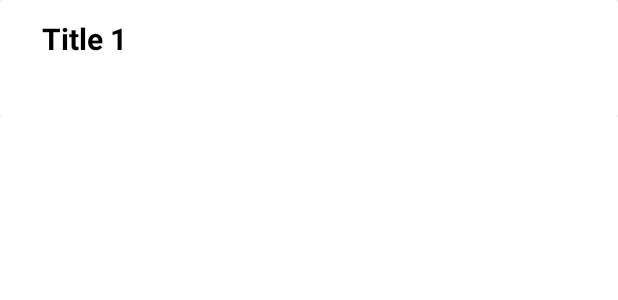
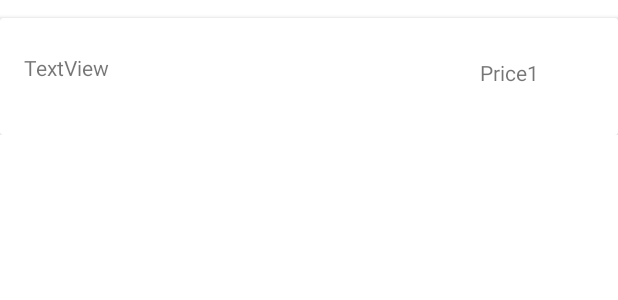
Before and after one commit to KaveenLaksitha/GET-FIT, an Android app: the layout supplement_row.xml on its own in the app's theme, with its tools: preview values and no code run, on a phone screen of 412 x 824 dp. Shown: the top 300 px of the screen. Run offline under Robolectric (Android 15) with nearby library versions, the phone set to English and light mode, and no system bars; Roboto replaces fonts that are not available here.

Commit message:
adapter files updated

```diff
--- a/app/src/main/res/layout/supplement_row.xml
+++ b/app/src/main/res/layout/supplement_row.xml
@@ -1,20 +1,13 @@
 <?xml version="1.0" encoding="utf-8"?>
-<LinearLayout
-    xmlns:android="http://schemas.android.com/apk/res/android"
-    xmlns:tools="http://schemas.android.com/tools"
-    android:layout_width="match_parent"
+<LinearLayout xmlns:android="http://schemas.android.com/apk/res/android"    xmlns:app="http://schemas.android.com/apk/res-auto"    xmlns:tools="http://schemas.android.com/tools"    android:orientation="vertical" android:layout_width="match_parent"
     android:layout_height="wrap_content"
-    xmlns:app="http://schemas.android.com/apk/res-auto"
-    android:orientation="vertical"
     android:id="@+id/mainLayout">
 
     <androidx.cardview.widget.CardView
         android:id="@+id/cardView"
         android:layout_width="match_parent"
         android:layout_height="wrap_content"
-        app:layout_constraintEnd_toEndOf="parent"
-        app:layout_constraintStart_toStartOf="parent"
-        app:layout_constraintTop_toTopOf="parent">
+        android:layout_marginTop="12dp">
 
         <androidx.constraintlayout.widget.ConstraintLayout
             android:layout_width="match_parent"
@@ -22,40 +15,38 @@
             android:padding="12dp">
 
             <TextView
-                android:id="@+id/list_id_txt"
+                android:id="@+id/sup_id_txt"
                 android:layout_width="wrap_content"
                 android:layout_height="wrap_content"
                 android:text=""
-                android:textColor="#000"
                 android:textSize="40sp"
                 android:textStyle="bold"
+                android:textColor="#000"
                 app:layout_constraintBottom_toBottomOf="parent"
                 app:layout_constraintStart_toStartOf="parent"
                 app:layout_constraintTop_toTopOf="parent" />
 
             <TextView
-                android:id="@+id/list_title_txt"
-                android:layout_width="wrap_content"
-                android:layout_height="wrap_content"
-                android:layout_marginStart="16dp"
-                android:layout_marginLeft="16dp"
-                android:text="Title 1"
-                android:textColor="#000"
-                android:textSize="20sp"
-                android:textStyle="bold"
-                app:layout_constraintStart_toEndOf="@+id/list_id_txt"
-                app:layout_constraintTop_toTopOf="@+id/list_id_txt" />
+                android:id="@+id/sup_Price_txt"
+                android:layout_width="80dp"
+                android:layout_height="25dp"
+                android:text="Price1"
+                app:layout_constraintBottom_toBottomOf="parent"
+                app:layout_constraintEnd_toEndOf="parent"
+                app:layout_constraintTop_toTopOf="parent" />
 
             <TextView
-                android:id="@+id/list_description_txt"
-                android:layout_width="wrap_content"
-                android:layout_height="wrap_content"
-                android:text=""
-                app:layout_constraintStart_toStartOf="@+id/list_title_txt"
-                app:layout_constraintTop_toBottomOf="@+id/list_title_txt" />
-
+                android:id="@+id/Sup_Name_txt"
+                android:layout_width="145dp"
+                android:layout_height="31dp"
+                android:text="TextView"
+                app:layout_constraintBottom_toBottomOf="parent"
+                app:layout_constraintEnd_toStartOf="@+id/sup_Price_txt"
+                app:layout_constraintHorizontal_bias="0.025"
+                app:layout_constraintStart_toEndOf="@+id/sup_id_txt"
+                app:layout_constraintTop_toTopOf="parent"
+                app:layout_constraintVertical_bias="0.51" />
 
         </androidx.constraintlayout.widget.ConstraintLayout>
     </androidx.cardview.widget.CardView>
-
 </LinearLayout>
```
Also changed, not shown: app/src/main/res/layout/my_row.xml (added, +61 -0 lines).
